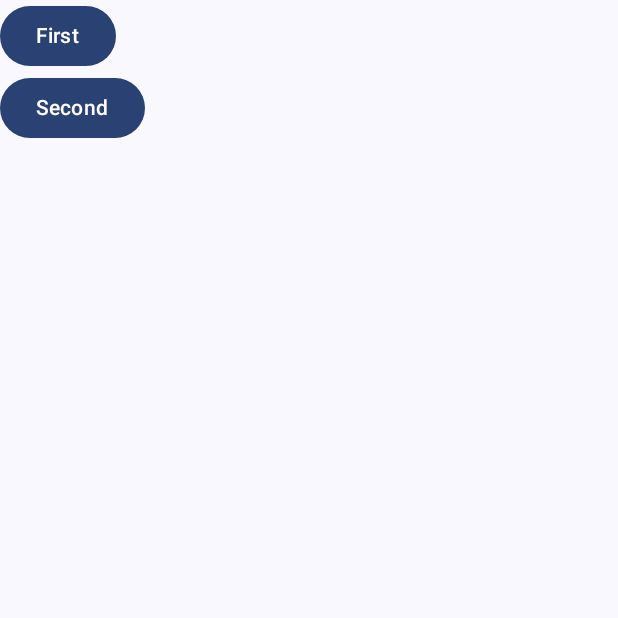
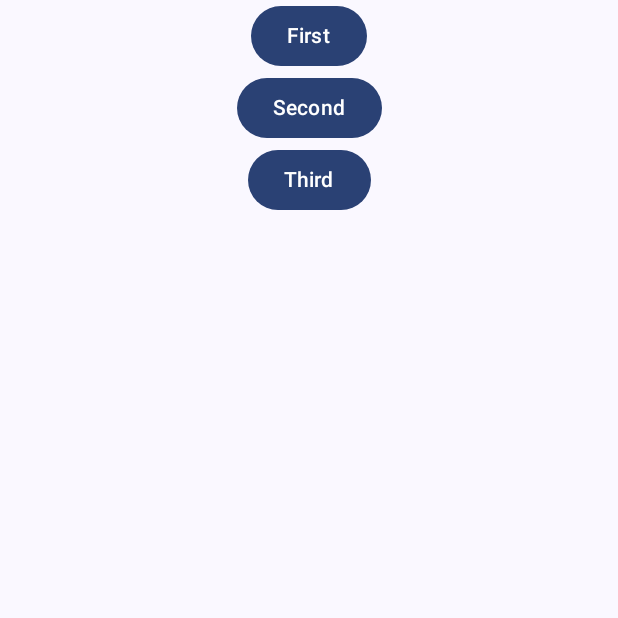
Before and after one commit to Gizcerbes/ComposeTrainee, an Android app built with Jetpack Compose: the screen it shows after launch (MainActivity), on a phone screen of 412 x 824 dp, the top half of it. Run offline under Robolectric (Android 15) with nearby library versions, the phone set to English and light mode, and no system bars.

Commit message:
Modifier learn

```diff
--- a/app/src/main/java/com/uogames/composetranee/MainActivity.kt
+++ b/app/src/main/java/com/uogames/composetranee/MainActivity.kt
@@ -19,7 +19,7 @@ class MainActivity : ComponentActivity() {
 		super.onCreate(savedInstanceState)
 		setContent {
 			ComposeTraneeTheme {
-				Surface(modifier = Modifier.fillMaxSize(), color = MaterialTheme.colorScheme.background) {
+				Surface(modifier = Modifier, color = MaterialTheme.colorScheme.background) {
 					NavigationScreen.Show()
 				}
 			}
--- a/app/src/main/java/com/uogames/composetranee/ui/screen/FirstScreen.kt
+++ b/app/src/main/java/com/uogames/composetranee/ui/screen/FirstScreen.kt
@@ -14,12 +14,6 @@ import androidx.compose.ui.Alignment
 import androidx.compose.ui.Modifier
 import androidx.compose.ui.tooling.preview.Preview
 import androidx.compose.ui.unit.dp
-
-//@Preview()
-//@Composable
-//fun FirstScreenPreview(){
-//	FirstScreen.Show()
-//}
 
 object FirstScreen {
 
--- a/app/src/main/java/com/uogames/composetranee/ui/screen/NavigationScreen.kt
+++ b/app/src/main/java/com/uogames/composetranee/ui/screen/NavigationScreen.kt
@@ -5,6 +5,7 @@ import androidx.compose.foundation.layout.fillMaxSize
 import androidx.compose.material3.Button
 import androidx.compose.material3.Text
 import androidx.compose.runtime.Composable
+import androidx.compose.ui.Alignment
 import androidx.compose.ui.Modifier
 import androidx.navigation.NavHostController
 import androidx.navigation.compose.NavHost
@@ -14,23 +15,13 @@ import androidx.navigation.compose.rememberNavController
 object NavigationScreen {
 	private data class Destination(
 		val route: String,
-		val routeWithParams: String
+		val routeWithParams: String = route
 	)
 
-	private val navigator = Destination(
-		route = "navigator",
-		routeWithParams = "navigator"
-	)
-
-	private val first = Destination(
-		route = "first",
-		routeWithParams = "first"
-	)
-
-	private val second = Destination(
-		route = "second",
-		routeWithParams = "second"
-	)
+	private val navigator = Destination(route = "navigator")
+	private val first = Destination(route = "first")
+	private val second = Destination(route = "second")
+	private val third = Destination(route = "third")
 
 
 	@Composable
@@ -46,6 +37,9 @@ object NavigationScreen {
 			composable(second.route) {
 				SecondScreen.Show()
 			}
+			composable(third.route) {
+				ThirdScreen.Show()
+			}
 		}
 
 	}
@@ -54,7 +48,10 @@ object NavigationScreen {
 	private fun Buttons(
 		navController: NavHostController
 	) {
-		Column(modifier = Modifier.fillMaxSize()) {
+		Column(
+			modifier = Modifier.fillMaxSize(),
+			horizontalAlignment = Alignment.CenterHorizontally
+		) {
 			Button(onClick = { navController.navigate(first.routeWithParams) }) {
 				Text(text = "First")
 			}
@@ -63,6 +60,9 @@ object NavigationScreen {
 			) {
 				Text(text = "Second")
 			}
+			Button(onClick = { navController.navigate(third.route) }) {
+				Text(text = "Third")
+			}
 		}
 	}
 
```
Also changed, not shown: app/src/main/java/com/uogames/composetranee/ui/screen/SecondScreen.kt (+58 -18 lines), app/src/main/java/com/uogames/composetranee/ui/screen/ThirdScreen.kt (added, +62 -0 lines).
